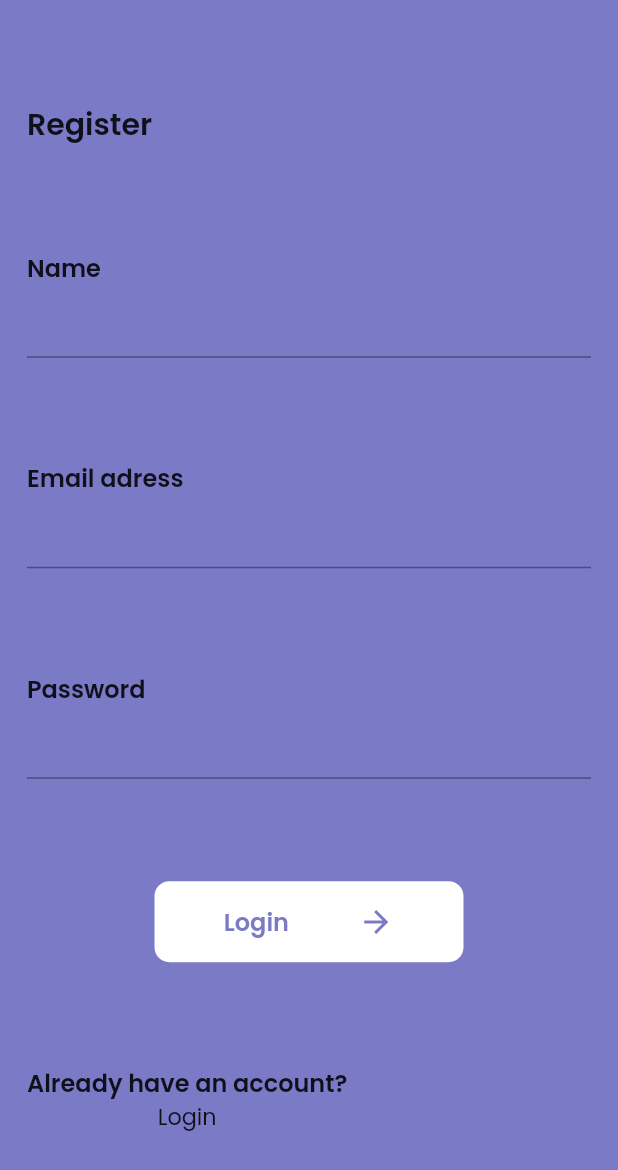
After one commit to bulaciox/forVegan, a Flutter app: the RegisterPage screen opened directly, on a phone screen of 412 x 824 dp. The commit adds this screen. Shown: the top 1170 px of the screen. Run offline on Flutter 3.47's test engine with Material 2 defaults, Android fonts, the phone set to English and light mode, and no system bars; our stand-ins replace cloud_firestore, firebase_core, toggle_switch; accounts and stored records are empty.

Commit message:
new pages

```diff
--- a/lib/konstants.dart
+++ b/lib/konstants.dart
@@ -49,11 +49,31 @@ final kTextStylAddButton = TextStyle(
   color: Colors.white,
 );
 
+final kTextStylAddButtonPurple = TextStyle(
+  fontFamily: 'Poppins',
+  fontSize: 16,
+  fontWeight: FontWeight.w600,
+  color: kColorPurple,
+);
+
 final kTextStyleTextField = TextStyle(
   fontFamily: 'Poppins',
   fontSize: 14,
 );
 
+final kTextStyleTitleWhite = TextStyle(
+  fontFamily: 'Poppins',
+  fontSize: 56,
+  fontWeight: FontWeight.w600,
+  color: Colors.white,
+);
+
+final kTextStyleSubTitleWhite = TextStyle(
+  fontFamily: 'Poppins',
+  fontSize: 16,
+  color: Colors.white,
+);
+
 final kColorGrey = Color.fromRGBO(243, 245, 246, 1.0);
 
 final kColorPurple = Color.fromRGBO(122, 122, 199, 1.0);
--- a/lib/main.dart
+++ b/lib/main.dart
@@ -5,6 +5,9 @@ import 'package:for_vegan/pages/navpages/main_page.dart';
 import 'package:for_vegan/pages/recipe_page.dart';
 import 'package:for_vegan/pages/send_suggestions_page.dart';
 import 'package:firebase_core/firebase_core.dart';
+import 'package:for_vegan/pages/welcome_page.dart';
+import 'package:for_vegan/pages/login_page.dart';
+import 'package:for_vegan/pages/register_page.dart';
 
 Future<void> main() async {
   WidgetsFlutterBinding.ensureInitialized();
@@ -21,6 +24,7 @@ class MyApp extends StatelessWidget {
       debugShowCheckedModeBanner: false,
       routes: <String, WidgetBuilder>{
         '/': (BuildContext context) => const MainPage(),
+        '/main_page': (BuildContext context) => const MainPage(),
         // '/recipe': (BuildContext context) => const RecipePage(),
         '/add_recipe': (BuildContext context) => const AddRecipePage(),
         '/send_suggestions': (BuildContext context) =>
--- /dev/null
+++ b/lib/pages/register_page.dart
@@ -0,0 +1,88 @@
+import 'package:flutter/material.dart';
+import 'package:for_vegan/konstants.dart';
+
+class RegisterPage extends StatelessWidget {
+  const RegisterPage({Key? key}) : super(key: key);
+
+  @override
+  Widget build(BuildContext context) {
+    return Scaffold(
+      backgroundColor: kColorPurple,
+      body: Container(
+        margin: EdgeInsets.symmetric(horizontal: 18.0),
+        child: SafeArea(
+          child: Column(
+            crossAxisAlignment: CrossAxisAlignment.start,
+            mainAxisAlignment: MainAxisAlignment.spaceEvenly,
+            children: <Widget>[
+              Text('Register', style: kTextStyleTitle),
+              Column(
+                  crossAxisAlignment: CrossAxisAlignment.start,
+                  children: <Widget>[
+                    Text(
+                      'Name',
+                      style: kTextStylAddRecipe,
+                    ),
+                    TextField(),
+                  ]),
+              Column(
+                  crossAxisAlignment: CrossAxisAlignment.start,
+                  children: <Widget>[
+                    Text(
+                      'Email adress',
+                      style: kTextStylAddRecipe,
+                    ),
+                    TextField(),
+                  ]),
+              Column(
+                  crossAxisAlignment: CrossAxisAlignment.start,
+                  children: <Widget>[
+                    Text(
+                      'Password',
+                      style: kTextStylAddRecipe,
+                    ),
+                    TextField(),
+                  ]),
+              Row(
+                mainAxisAlignment: MainAxisAlignment.center,
+                children: [
+                  GestureDetector(
+                      onTap: () {},
+                      child: Container(
+                        width: 206,
+                        height: 54,
+                        decoration: BoxDecoration(
+                            borderRadius:
+                                BorderRadius.all(Radius.circular(10.0)),
+                            color: Colors.white),
+                        child: Row(
+                          mainAxisAlignment: MainAxisAlignment.spaceEvenly,
+                          children: <Widget>[
+                            Text('Login', style: kTextStylAddButtonPurple),
+                            Icon(
+                              Icons.arrow_forward,
+                              color: kColorPurple,
+                            )
+                          ],
+                        ),
+                      )),
+                ],
+              ),
+              Column(
+                crossAxisAlignment: CrossAxisAlignment.center,
+                mainAxisAlignment: MainAxisAlignment.center,
+                children: <Widget>[
+                  Text('Already have an account?', style: kTextStylAddRecipe),
+                  GestureDetector(
+                    child: Text('Login', style: kTextStyleProfile),
+                    onTap: () {},
+                  ),
+                ],
+              )
+            ],
+          ),
+        ),
+      ),
+    );
+  }
+}
```
Also changed, not shown: lib/pages/login_page.dart (added, +79 -0 lines), lib/pages/welcome_page.dart (added, +69 -0 lines), assets/images/background_welcome.png (added).
